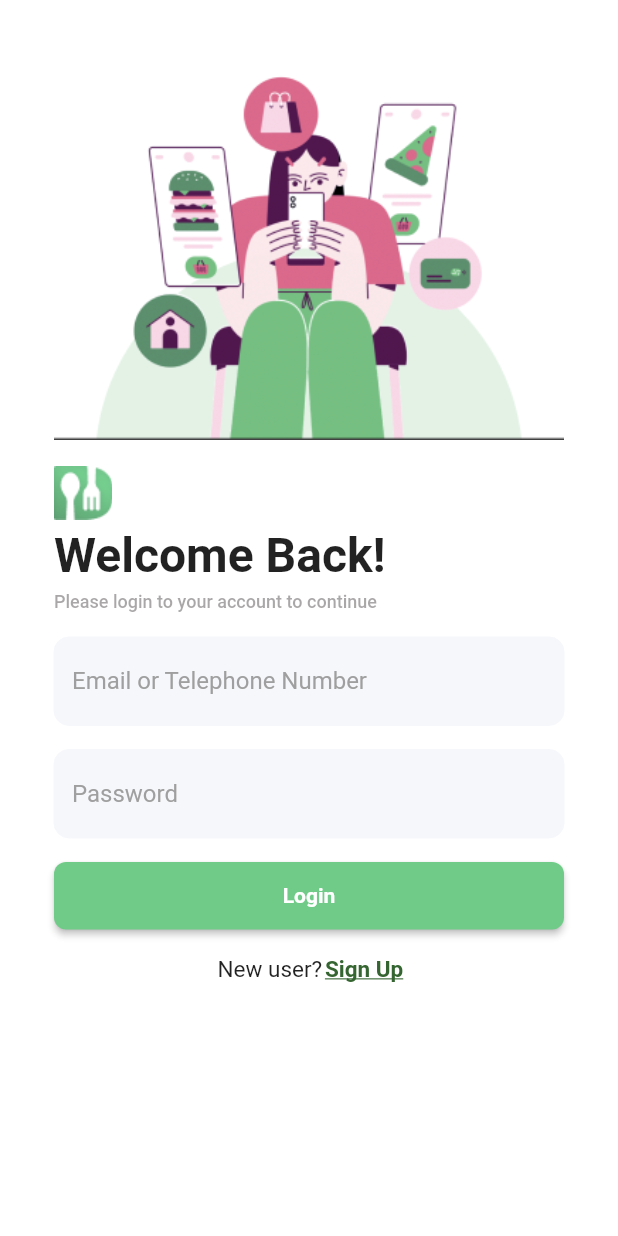
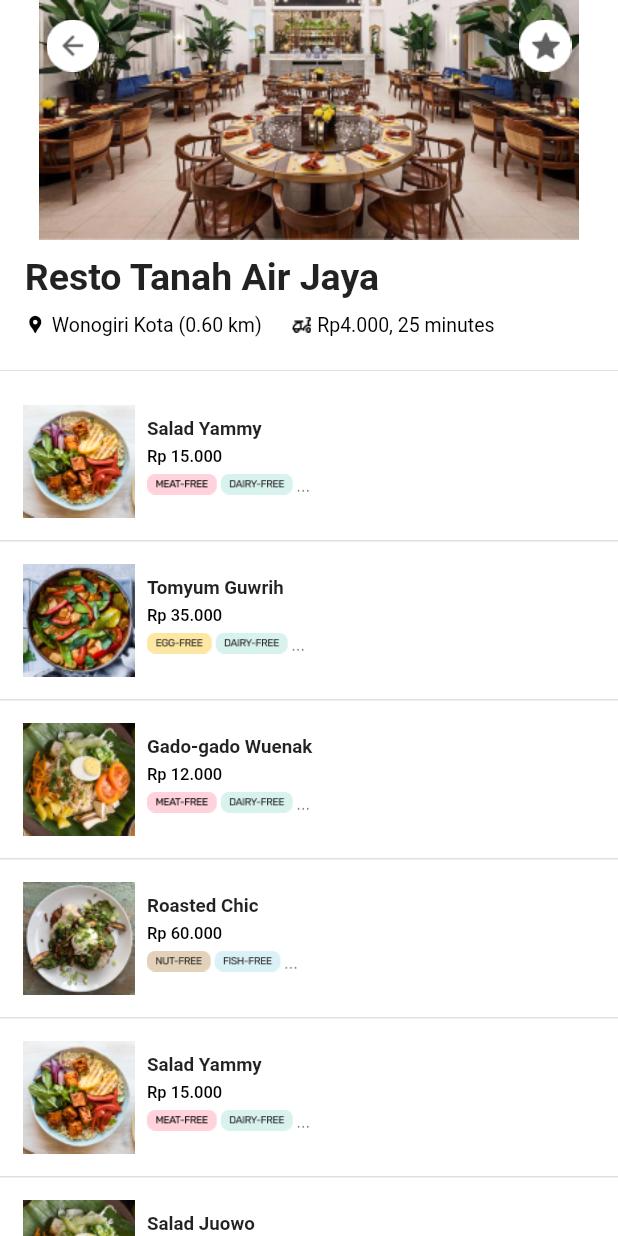
Before and after one commit to Lejhat-Bergijhi/veggytably-customer, a Flutter app: the screen it shows after launch, on a phone screen of 412 x 824 dp. Run offline on Flutter 3.47's test engine with Material 2 defaults, Android fonts, the phone set to English and light mode, and no system bars; our stand-ins replace dio, dotted_border, flutter_secure_storage, get, image_picker, shared_preferences.

Commit message:
list menu page

```diff
--- a/lib/main.dart
+++ b/lib/main.dart
@@ -10,6 +10,7 @@ import 'views/home_page_user.dart';
 import 'package:veggytably_customer/controllers/auth_controller.dart';
 import 'package:veggytably_customer/views/restriction_page.dart';
 import 'views/restriction_page.dart';
+import 'views/list_menu_page.dart';
 
 
 void main() {
@@ -23,7 +24,7 @@ class MainApp extends StatelessWidget {
   Widget build(BuildContext context) {
     return GetMaterialApp(
       debugShowCheckedModeBanner: false,
-      home: LoginPage(),
+      home: ListMenuPage(),
       initialBinding: BindingsBuilder(() {
         Get.put(AuthController());
       }),
--- /dev/null
+++ b/lib/views/list_menu_page.dart
@@ -0,0 +1,193 @@
+import 'package:flutter/material.dart';
+import 'package:get/get.dart';
+
+int _selectedIndex = 2;
+
+class ListMenuPage extends StatelessWidget{
+  const ListMenuPage({super.key});
+
+  @override
+  Widget build(BuildContext context) {
+    return Scaffold(
+      backgroundColor: Colors.white,
+      body: SafeArea(
+        child: Column(
+          children: [
+            Stack(
+              children: [
+                Image.asset('assets/images/image10.png'),
+                Positioned(
+                  top: 13,
+                  left: 5,
+                  child: Image.asset(
+                    "assets/images/arrow-left.png",
+                    width: 35),
+                ),
+                Positioned(
+                  top: 13,
+                  right: 5,
+                  child: Image.asset(
+                    "assets/images/fav.png",
+                    width: 35),
+                ),
+              ],
+            ),
+            SizedBox(height: 10,),
+
+            Padding(
+              padding: EdgeInsets.only(left: 16, bottom: 5),
+              child: Align(
+                alignment: Alignment.center,
+                child: Container(
+                  decoration: BoxDecoration(
+                    borderRadius: BorderRadius.circular(15),
+                    color: Colors.white,
+                  ),
+                  child: Padding(
+                    padding: EdgeInsets.only(left: 0.5),
+                    child: Column(
+                      mainAxisAlignment: MainAxisAlignment.center,
+                      crossAxisAlignment: CrossAxisAlignment.start,
+                      children: [
+                        Text(
+                          "Resto Tanah Air Jaya",
+                          style: TextStyle(
+                            fontSize: 25,
+                            fontWeight: FontWeight.bold,
+                          ),
+                        ),
+                        SizedBox(height: 10),
+                        Row(
+                          children: [
+                            Icon(
+                              Icons.location_pin,
+                              color: Colors.black,
+                              size: 14,
+                            ),
+                            SizedBox(width: 4), // add some spacing between the icon and text
+                            Container(
+                              child: Text(
+                                "Wonogiri Kota (0.60 km)",
+                                style: TextStyle(
+                                  fontSize: 13,
+                                  fontWeight: FontWeight.w400,
+                                  color: Colors.black
+                                ),
+                              ),
+                            ),
+                            SizedBox(width: 20),
+                            Image.asset(
+                              "assets/images/Layer_2.png",
+                              width: 13,
+                            ),
+                            SizedBox(width: 4), // add some spacing between the icon and text
+                            Container(
+                              child: Text(
+                                "Rp4.000, 25 minutes",
+                                style: TextStyle(
+                                  fontSize: 13,
+                                  fontWeight: FontWeight.w400,
+                                  color: Colors.black
+                                ),
+                              ),
+                            ),
+                          ],
+                        ),
+                      ],
+                    ),
+                  ),
+                ),
+              ),
+            ),
+            SizedBox(height: 10,),
+
+            Expanded(
+              child: ListView(
+                children: <Widget>[
+                  Divider(),
+                  new ListMenu(gambar: "assets/images/image9.png", text: "Salad Yammy", harga: "Rp 15.000", syarat: "assets/images/yammy.png"),
+                  new ListMenu(gambar: "assets/images/image7.png", text: "Tomyum Guwrih", harga: "Rp 35.000", syarat: "assets/images/tomyum.png"),
+                  new ListMenu(gambar: "assets/images/image6.png", text: "Gado-gado Wuenak", harga: "Rp 12.000", syarat: "assets/images/gado.png"),
+                  new ListMenu(gambar: "assets/images/image11.png", text: "Roasted Chic", harga: "Rp 60.000", syarat: "assets/images/roasted.png"),
+                  new ListMenu(gambar: "assets/images/image9.png", text: "Salad Yammy", harga: "Rp 15.000", syarat: "assets/images/yammy.png"),
+                  new ListMenu(gambar: "assets/images/image6.png", text: "Salad Juowo", harga: "Rp 9.000", syarat: "assets/images/juowo.png")
+                ],
+              ),
+            ),
+          ]
+        ),
+      ),
+    );
+  }
+}
+
+class ListMenu extends StatelessWidget {
+  final String gambar;
+  final String text;
+  final String harga;
+  final String syarat;
+
+  const ListMenu({required this.gambar, required this.text, required this.harga, required this.syarat});
+
+  @override
+  Widget build(BuildContext context) {
+    return new Container(
+      decoration: BoxDecoration(
+        border: Border(
+          bottom: BorderSide(
+            color: Colors.black12,
+            width: 1.0,
+          ),
+          // top: BorderSide(
+          //   color: Colors.black12,
+          //   width: 1.0,
+          // ),
+      ),),
+      padding: new EdgeInsets.all(15),
+      child: new Align(
+        alignment: Alignment.topLeft,
+        child: new Row(
+          crossAxisAlignment: CrossAxisAlignment.start,
+          children: <Widget>[
+            Divider(),
+            new Image(
+              image: AssetImage(gambar), width: 75.0,
+            ),
+            new Container(
+              padding: EdgeInsets.all(8),
+              child: Align(
+                alignment: Alignment.topLeft,
+                child: new Column(
+                  crossAxisAlignment: CrossAxisAlignment.start,
+                  children: <Widget>[
+                    Text(
+                      text,
+                      style: TextStyle(
+                        fontSize: 12.5,
+                        fontWeight: FontWeight.bold),
+                    ),
+                    SizedBox(height: 5),
+                    Text(
+                      harga,
+                      style: TextStyle(
+                        fontSize: 11.0,
+                        fontWeight: FontWeight.w500,
+                        color: Colors.black),
+                    ),
+                    SizedBox(height: 5),
+                    Image(
+                      image: AssetImage(syarat),
+                      width: 130.0,
+                    ),
+                    SizedBox(height: 5),
+                  ]
+                )
+              )
+            ),
+          ],
+        ),
+      ),
+    );
+  //  Divider();
+  }
+}
--- a/pubspec.yaml
+++ b/pubspec.yaml
@@ -25,5 +25,3 @@ flutter:
   uses-material-design: true
   assets:
     - assets/images/
-    - assets/images/Subtract.png
-    - assets/images/Group 335.png
```
Also changed, not shown: assets/images/Layer_2.png (added), assets/images/arrow-left.png (added), assets/images/fav.png (added), assets/images/gado.png (added), assets/images/image10.png (added), assets/images/image11.png (added), assets/images/image6.png (added), assets/images/image7.png (added), assets/images/image9.png (added), assets/images/juowo.png (added), assets/images/roasted.png (added), assets/images/tomyum.png (added), assets/images/yammy.png (added).
